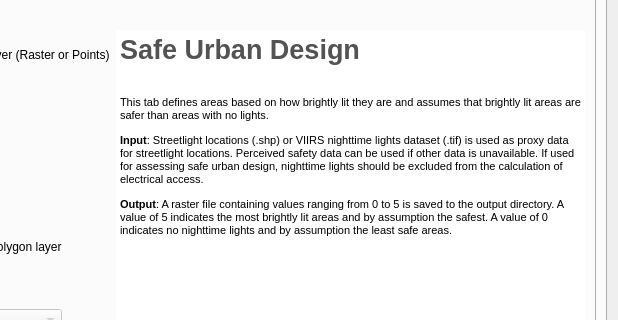
First picture: the form in gender_indicator_tool/gender_indicator_tool_dialog_base.ui, repository worldbank/GEEST, before the edit; both pictures show x 170 to 788 and y 100 to 420 of the 788 by 775 pixel window.
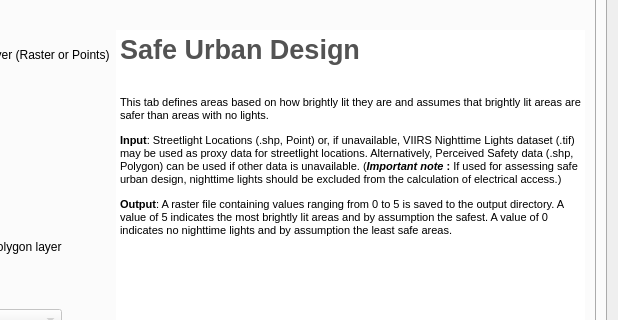
Second picture: the form after the edit. Custom widgets are drawn as their Qt base class.

Commit message: Modieifes text to reflect changes in PC SAF

```diff
--- a/gender_indicator_tool/gender_indicator_tool_dialog_base.ui
+++ b/gender_indicator_tool/gender_indicator_tool_dialog_base.ui
@@ -2152,7 +2152,7 @@
 &lt;p style=&quot; margin-top:0px; margin-bottom:0px; margin-left:0px; margin-right:0px; -qt-block-indent:0; text-indent:0px;&quot;&gt;&lt;span style=&quot; font-size:20pt; font-weight:600; color:#535353;&quot;&gt;Safe Urban Design&lt;/span&gt;&lt;/p&gt;
 &lt;p align=&quot;justify&quot; style=&quot;-qt-paragraph-type:empty; margin-top:0px; margin-bottom:0px; margin-left:0px; margin-right:0px; -qt-block-indent:0; text-indent:0px; font-size:20pt; font-weight:600; color:#535353;&quot;&gt;&lt;br /&gt;&lt;/p&gt;
 &lt;p align=&quot;justify&quot; style=&quot; margin-top:0px; margin-bottom:0px; margin-left:0px; margin-right:0px; -qt-block-indent:0; text-indent:0px;&quot;&gt;&lt;span style=&quot; font-size:8pt;&quot;&gt;This tab defines areas based on how brightly lit they are and assumes that brightly lit areas are safer than areas with no lights.&lt;/span&gt;&lt;span style=&quot; font-size:7.8pt;&quot;&gt; &lt;/span&gt;&lt;/p&gt;
-&lt;p style=&quot; margin-top:12px; margin-bottom:12px; margin-left:0px; margin-right:0px; -qt-block-indent:0; text-indent:0px;&quot;&gt;&lt;span style=&quot; font-size:8pt; font-weight:600;&quot;&gt;Input&lt;/span&gt;&lt;span style=&quot; font-size:8pt;&quot;&gt;: Streetlight locations (.shp) or VIIRS nighttime lights dataset (.tif) is used as proxy data for streetlight locations. Perceived safety data can be used if other data is unavailable. If used for assessing safe urban design, nighttime lights should be excluded from the calculation of electrical access.&lt;/span&gt;&lt;span style=&quot; font-size:7.8pt;&quot;&gt; &lt;/span&gt;&lt;/p&gt;
+&lt;p style=&quot; margin-top:12px; margin-bottom:12px; margin-left:0px; margin-right:0px; -qt-block-indent:0; text-indent:0px;&quot;&gt;&lt;span style=&quot; font-size:8pt; font-weight:600;&quot;&gt;Input&lt;/span&gt;&lt;span style=&quot; font-size:8pt;&quot;&gt;: Streetlight Locations (.shp, Point) or, if unavailable, VIIRS Nighttime Lights dataset (.tif) may be used as proxy data for streetlight locations. Alternatively, Perceived Safety data (.shp, Polygon) can be used if other data is unavailable. (&lt;/span&gt;&lt;span style=&quot; font-size:8pt; font-weight:600; font-style:italic;&quot;&gt;Important note &lt;/span&gt;&lt;span style=&quot; font-size:8pt; font-weight:600;&quot;&gt;:&lt;/span&gt;&lt;span style=&quot; font-size:8pt;&quot;&gt; If used for assessing safe urban design, nighttime lights should be excluded from the calculation of electrical access.)&lt;/span&gt;&lt;span style=&quot; font-size:7.8pt;&quot;&gt; &lt;/span&gt;&lt;/p&gt;
 &lt;p style=&quot; margin-top:12px; margin-bottom:12px; margin-left:0px; margin-right:0px; -qt-block-indent:0; text-indent:0px;&quot;&gt;&lt;span style=&quot; font-size:8pt; font-weight:600;&quot;&gt;Output&lt;/span&gt;&lt;span style=&quot; font-size:8pt;&quot;&gt;: A raster file containing values ranging from 0 to 5 is saved to the output directory. A value of 5 indicates the most brightly lit areas and by assumption the safest. A value of 0 indicates no nighttime lights and by assumption the least safe areas.  &lt;/span&gt;&lt;span style=&quot; font-size:7.8pt;&quot;&gt; &lt;/span&gt;&lt;/p&gt;&lt;/body&gt;&lt;/html&gt;</string>
              </property>
             </widget>
```
